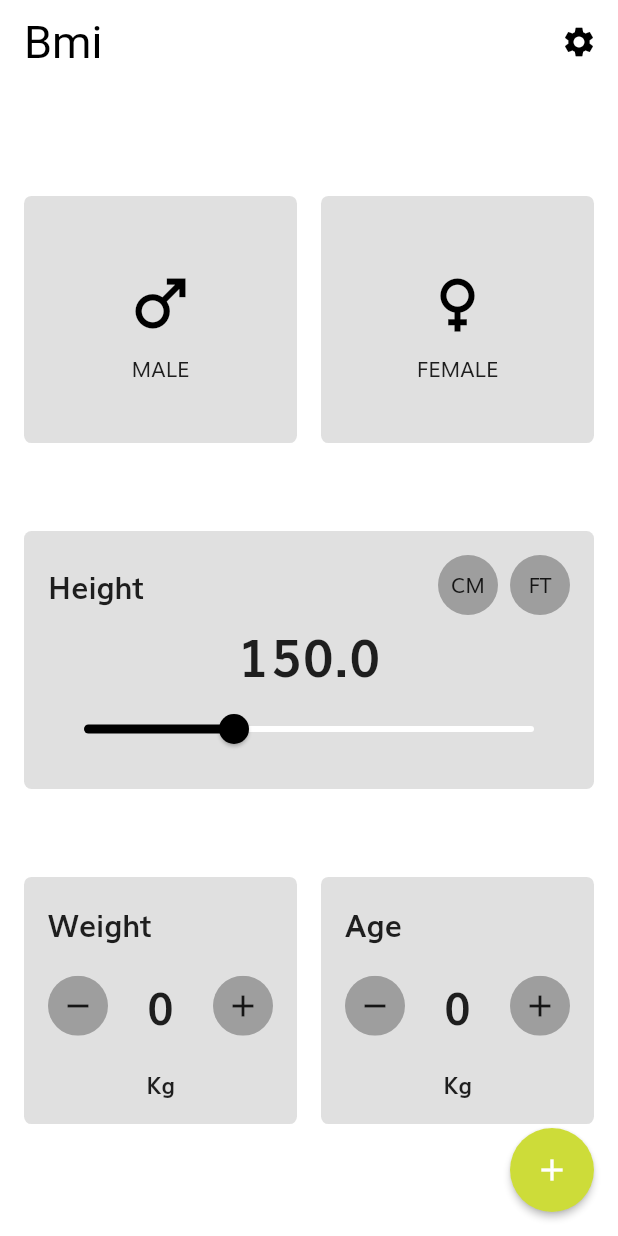
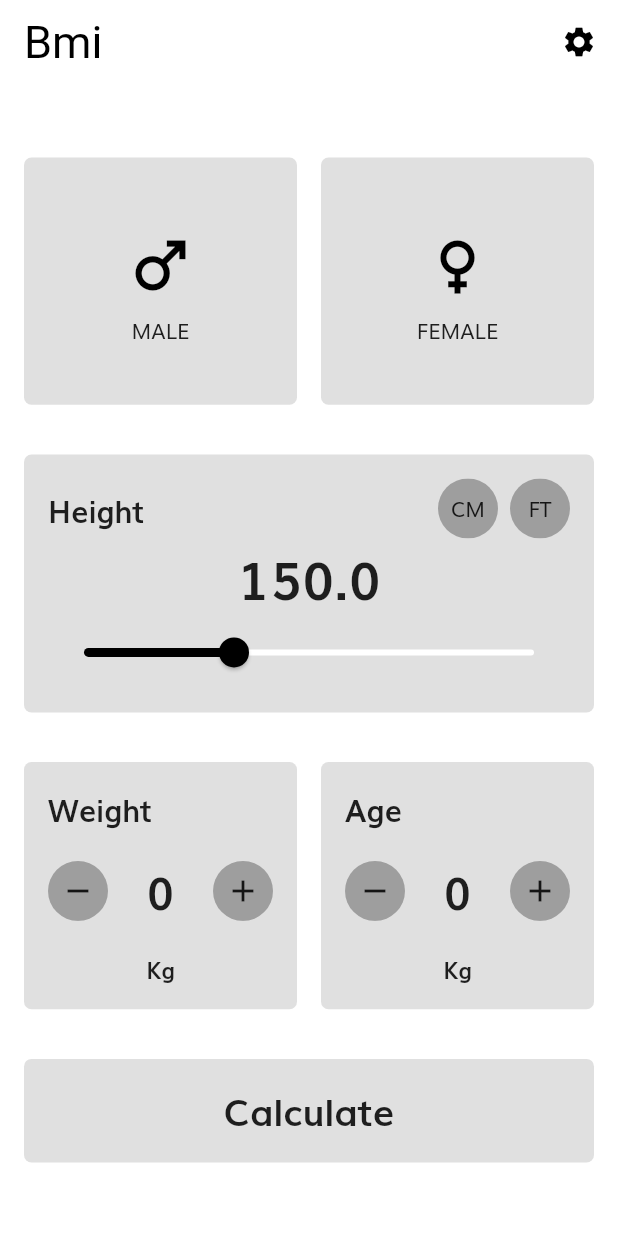
Before and after one commit to vinzaceto/DailyNewsApp_flutterblueprint, a Flutter app: the screen it shows after launch, on a phone screen of 412 x 824 dp. Run offline on Flutter 3.47's test engine with Material 2 defaults, Android fonts, the phone set to English and light mode, and no system bars; our stand-ins replace cached_network_image, dio, equatable, firebase_core, firebase_crashlytics, floor and 3 more; accounts and stored records are empty; generated files the repository leaves out were written again.

Commit message:
First commit on bmi branch

```diff
--- a/lib/features/discount_code/presentation/pages/home/home_page.dart
+++ b/lib/features/discount_code/presentation/pages/home/home_page.dart
@@ -32,14 +32,6 @@ class _HomePageState extends State<HomePage> {
     return Scaffold(
       appBar: _buildAppbar(context),
       body: _buildBody(context),
-      floatingActionButton: _buildFloatingButton(context),
-    );
-  }
-
-  _buildFloatingButton(BuildContext context) {
-    return FloatingActionButton(
-      child: const Icon(Icons.add),
-      onPressed: () => _onFloatingButtonTap(context),
     );
   }
 
@@ -66,12 +58,12 @@ class _HomePageState extends State<HomePage> {
   _buildBody(BuildContext context) {
     return Padding(
       padding: const EdgeInsets.all(16.0),
-      child: Column(
-          mainAxisAlignment:MainAxisAlignment.spaceEvenly,
-          children: [
+      child:
+          Column(mainAxisAlignment: MainAxisAlignment.spaceEvenly, children: [
         _buildHeader(context),
         _buildHeightSection(context),
-        _buildWeightAgeSection(context)
+        _buildWeightAgeSection(context),
+        _buildCalculateButton(context)
       ]),
     );
   }
@@ -169,12 +161,13 @@ class _HomePageState extends State<HomePage> {
               color: Colors.grey[300],
               borderRadius: BorderRadius.all(Radius.circular(5))),
           child: Padding(
-            padding: const EdgeInsets.all(16.0),
-            child: IncrementalComponent(
-              title: AppLocalizations.of(context)?.weight,
-              unit: "Kg",
-            )
-          ),
+              padding: const EdgeInsets.all(16.0),
+              child: IncrementalComponent(
+                title: AppLocalizations.of(context)?.weight,
+                unit: "Kg",
+                onPlusTapped: _onPlusTapped,
+                onMinusTapped: _onPlusTapped,
+              )),
         ),
         SizedBox(width: 16),
         Container(
@@ -188,8 +181,9 @@ class _HomePageState extends State<HomePage> {
               child: IncrementalComponent(
                 title: AppLocalizations.of(context)?.age,
                 unit: "Kg",
-              )
-          ),
+                onPlusTapped: _onPlusTapped,
+                onMinusTapped: _onPlusTapped,
+              )),
         ),
       ],
     );
@@ -222,18 +216,26 @@ class _HomePageState extends State<HomePage> {
                         child: InkWell(
                           splashColor: Colors.white, // Splash color
                           onTap: () {},
-                          child: SizedBox(width: 40, height: 40, child: Center(child: Text("CM"))),
+                          child: SizedBox(
+                              width: 40,
+                              height: 40,
+                              child: Center(child: Text("CM"))),
                         ),
                       ),
                     ),
-                    SizedBox(width: 8,),
+                    SizedBox(
+                      width: 8,
+                    ),
                     ClipOval(
                       child: Material(
                         color: Colors.grey, // Button color
                         child: InkWell(
                           splashColor: Colors.white, // Splash color
                           onTap: () {},
-                          child: SizedBox(width: 40, height: 40, child: Center(child: Text("FT"))),
+                          child: SizedBox(
+                              width: 40,
+                              height: 40,
+                              child: Center(child: Text("FT"))),
                         ),
                       ),
                     )
@@ -267,4 +269,20 @@ class _HomePageState extends State<HomePage> {
   _onPlusTapped() {
     print("***** plus tapped *********");
   }
+
+  _buildCalculateButton(BuildContext context) {
+    return Container(
+        width: (MediaQuery.of(context).size.width - 32),
+        decoration: BoxDecoration(
+            color: Colors.grey[300],
+            borderRadius: BorderRadius.all(Radius.circular(5))),
+        child: Padding(
+          padding: const EdgeInsets.all(16.0),
+          child: Center(
+              child: Text(
+            "Calculate",
+            style: TextStyle(fontSize: 25, fontWeight: FontWeight.bold),
+          )),
+        ));
+  }
 }
--- a/lib/l10n/app_it.arb
+++ b/lib/l10n/app_it.arb
@@ -21,11 +21,11 @@
     "@yourWeight": {
         "description": "hint for searchbar"
     },
-    "weight": "Altezza",
+    "weight": "Peso",
     "@weight": {
         "description": ""
     },
-    "height": "Peso",
+    "height": "Altezza",
     "@height": {
         "description": "height"
     },
```
